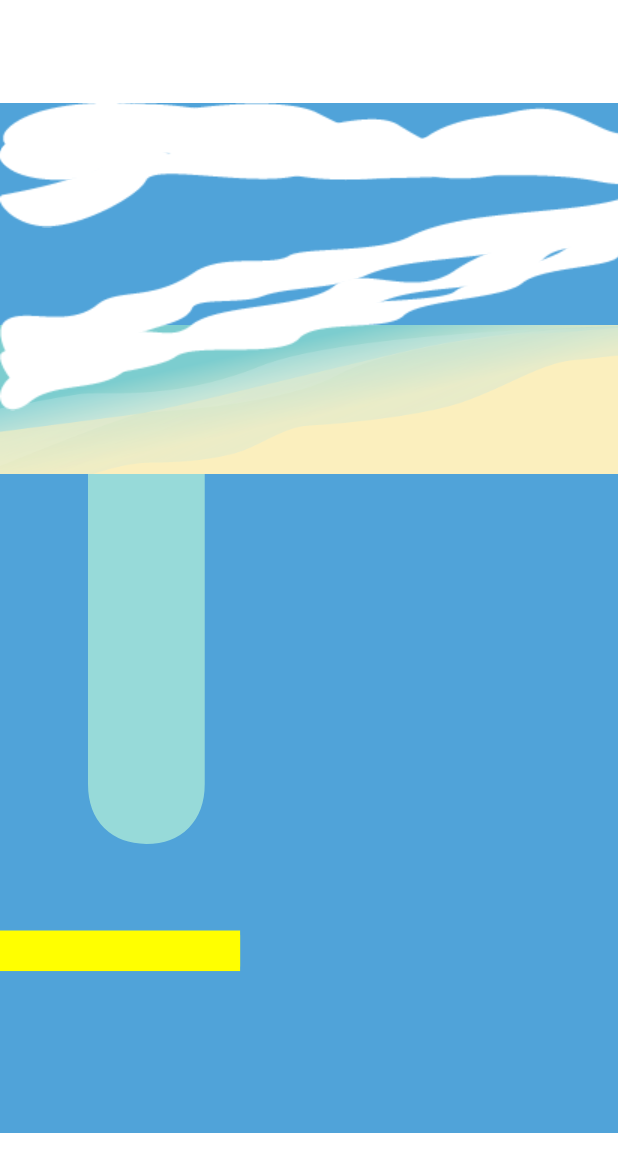
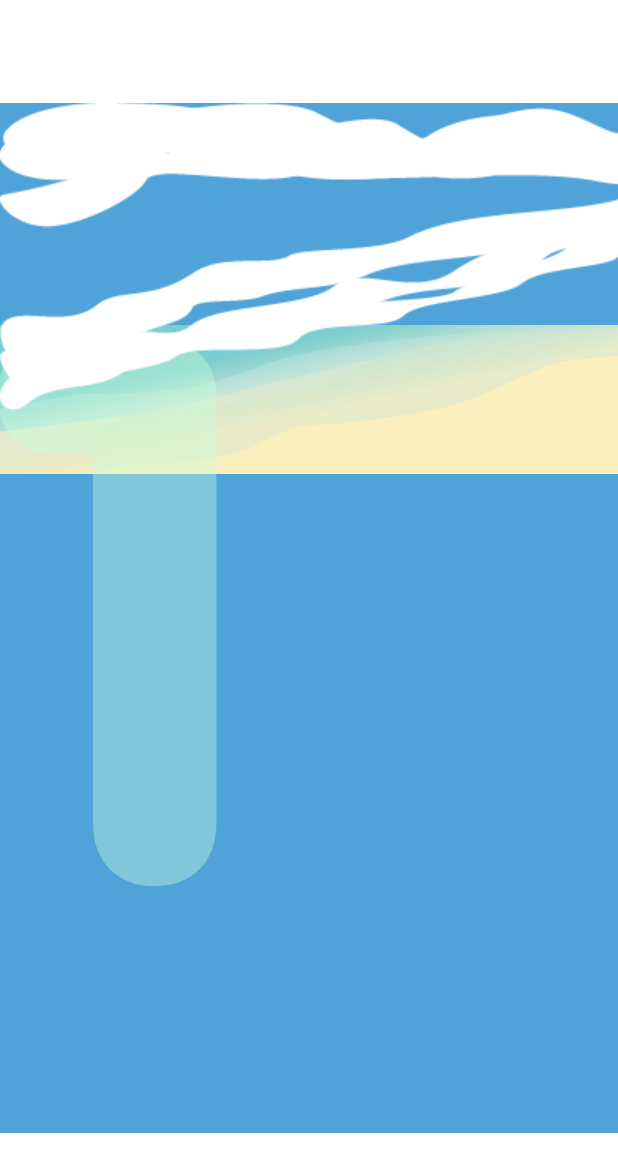
Before and after one commit to makeitTim/beach_clock, a Flutter app: the screen it shows after launch, on a phone screen of 412 x 824 dp. Shown: the top 1172 px of the screen. Run offline on Flutter 3.47's test engine with Material 2 defaults, Android fonts, the phone set to English and light mode, and no system bars.

Commit message:
test size

```diff
--- a/lib/beach_clock.dart
+++ b/lib/beach_clock.dart
@@ -37,8 +37,8 @@ class _BeachClockState extends State<BeachClock> with SingleTickerProviderStateM
   final Color kCloudRedColor = Color.fromRGBO(233, 65, 60, 1.0);
   final Color kPalmsDayColor = Color.fromRGBO(38, 34, 97, 1.0);
   final Color kPalmsNightColor = Color.fromRGBO(48, 32, 53, 1.0);
-  final Color kTimeDayColor = Color.fromRGBO(199, 255, 217, 0.6);
-  final Color kTimeNightColor = Color.fromRGBO(249, 236, 183, 0.6);
+  final Color kTimeDayColor = Color.fromRGBO(199, 255, 217, 0.4);
+  final Color kTimeNightColor = Color.fromRGBO(249, 236, 183, 0.4);
 
   // Images
   Image kCloud1Image;
@@ -165,18 +165,20 @@ class _BeachClockState extends State<BeachClock> with SingleTickerProviderStateM
     stack.add(Positioned(left: w * 0.05 * a, top: h * 0.4 * a,  child: ClipRect(child: kCloud3Image)));
 
 
+    // HORIZON
+    stack.add(Positioned(top: horizonY, left: 0.0, width: w, child: kDayHorizonImage));
+
     // TIME TEXT
     final time =  DateFormat('h:mm').format(_dateTime);
-    final fontSize = h * 0.7;
+    final fontSize = h * 0.74;
     final timeStyle = TextStyle(
       color: kTimeDayColor,
       fontFamily: 'VAGRoundedLTCYRW10-Black',
       fontSize: fontSize,
+      decoration: TextDecoration.none // LOL, by default Flutter text has 2 yellow underlines!?!?
     );
     stack.add(Center(child: Text(time, style: timeStyle)));
 
-    // HORIZON
-    stack.add(Positioned(top: horizonY, left: 0.0, width: w, child: kDayHorizonImage));
 
     stack.add(Positioned(left: w * 0.01 * a, top: h * 0.6 * a, child: ClipRect( child: kWave1Image)));
     stack.add(Positioned(left: w * 0.05 * a, top: h * 0.7 * a, child: ClipRect( child: kWave2Image)));
```
